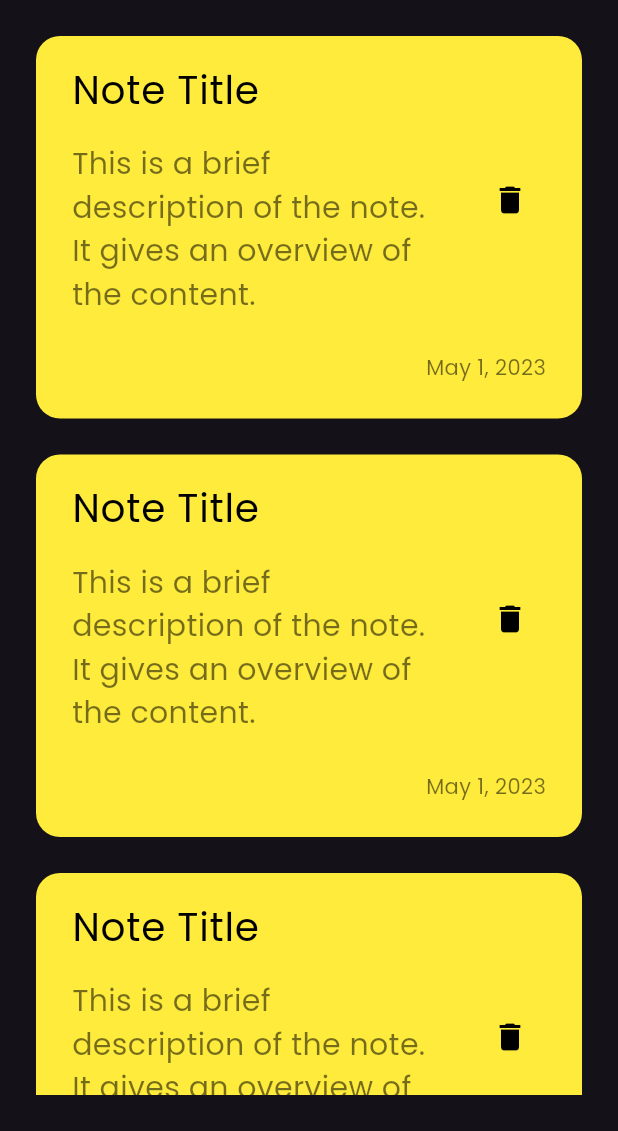
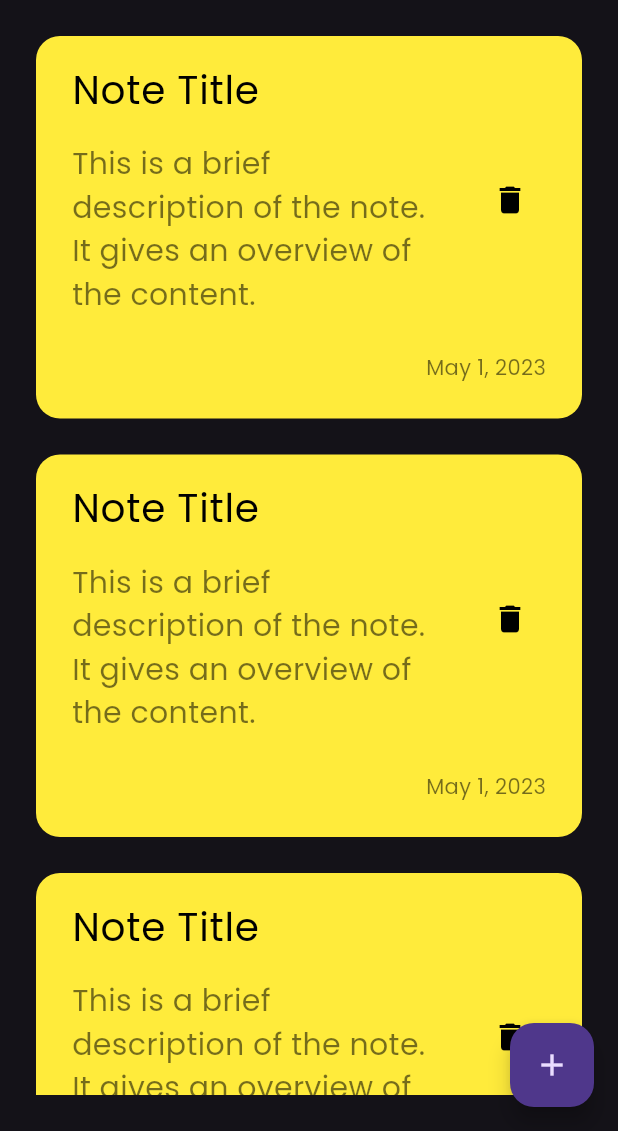
Before and after one commit to SamuelKamal13/notes-app, a Flutter app: the screen it shows after launch, on a phone screen of 412 x 824 dp, the part 105-1236 px from its top. Run offline on Flutter 3.47's test engine with Material 3 defaults, Android fonts, the phone set to English and light mode, and no system bars.

```diff
--- a/lib/views/notes_view.dart
+++ b/lib/views/notes_view.dart
@@ -1,7 +1,6 @@
 import 'package:flutter/material.dart';
-import 'package:notesapp/views/widgets/custom_app_bar.dart';
-import 'package:notesapp/views/widgets/note_item_wdget.dart';
-import 'package:notesapp/views/widgets/notes_view_list.dart';
+import 'package:notesapp/widgets/custom_app_bar.dart';
+import 'package:notesapp/widgets/notes_view_list.dart';
 
 class NotesView extends StatelessWidget {
   const NotesView({super.key});
@@ -9,6 +8,10 @@ class NotesView extends StatelessWidget {
   @override
   Widget build(BuildContext context) {
     return Scaffold(
+      floatingActionButton: FloatingActionButton(
+        onPressed: () {},
+        child: const Icon(Icons.add),
+      ),
       body: const Padding(
         padding: EdgeInsets.all(24),
         child: Column(
--- a/lib/views/widgets/custom_app_bar.dart
+++ b/lib/widgets/custom_app_bar.dart
@@ -1,5 +1,5 @@
 import 'package:flutter/material.dart';
-import 'package:notesapp/views/widgets/custom_search_icon.dart';
+import 'package:notesapp/widgets/custom_search_icon.dart';
 
 class CustomAppBar extends StatelessWidget {
   const CustomAppBar({super.key});
--- a/lib/views/widgets/notes_view_list.dart
+++ b/lib/widgets/notes_view_list.dart
@@ -1,5 +1,5 @@
 import 'package:flutter/material.dart';
-import 'package:notesapp/views/widgets/note_item_wdget.dart';
+import 'package:notesapp/widgets/note_item_wdget.dart';
 
 class NotesListView extends StatelessWidget {
   const NotesListView({super.key});
```
Also changed, not shown: lib/widgets/custom_search_icon.dart (renamed from lib/views/widgets/custom_search_icon.dart), lib/widgets/note_item_wdget.dart (renamed from lib/views/widgets/note_item_wdget.dart).
